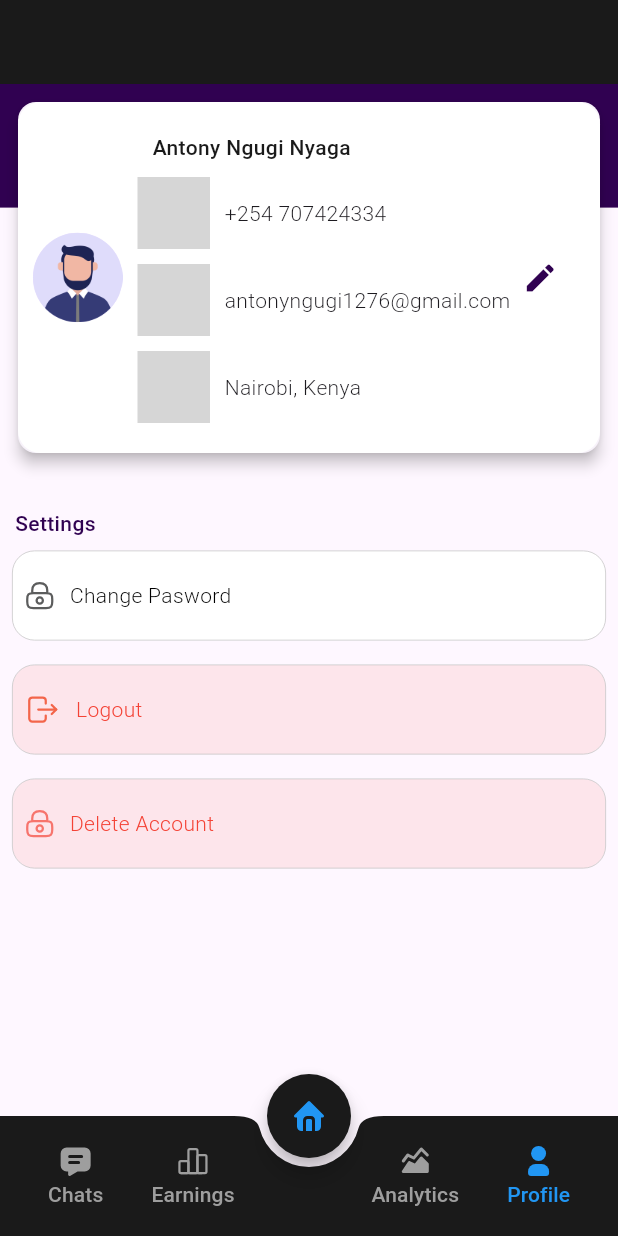
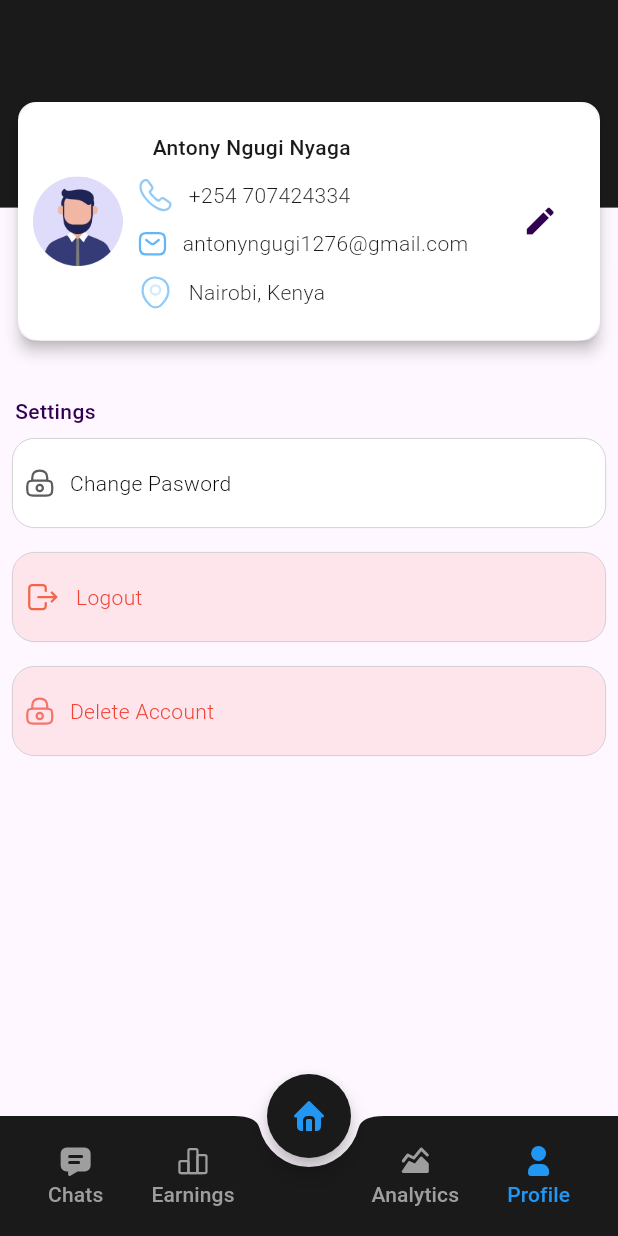
Before and after one commit to AntonyNgugi76/influencer-pro, a Flutter app: the screen it shows after launch, item 4 of the bottom bar chosen, on a phone screen of 412 x 824 dp. Run offline on Flutter 3.47's test engine with Material 3 defaults, Android fonts, the phone set to English and light mode, and no system bars; our stand-ins replace carousel_slider, flutter_svg, sizer, stacked, stacked_services, stacked_shared and 1 more; missing offline and left inert: phyllo_connect; accounts and stored records are empty; grey boxes are pictures that could not be loaded.

Commit message:
fixes UI

```diff
--- a/lib/ui/views/home/home_view.dart
+++ b/lib/ui/views/home/home_view.dart
@@ -112,7 +112,7 @@ class HomeView extends StackedView<WrapperViewModel> {
                       mainAxisAlignment: MainAxisAlignment.spaceBetween,
                       children: [
                         Text(
-                          'Statistics',
+                          'Analytics',
                           style: TextStyle(
                               fontWeight: FontWeight.w500,
                               color: Colors.black,
--- a/lib/ui/views/profile/profile_view.dart
+++ b/lib/ui/views/profile/profile_view.dart
@@ -30,7 +30,7 @@ class ProfileView extends StackedView<ProfileViewModel> {
                 children: [
                   Container(
                     height: MediaQuery.of(context).size.height * 0.1,
-                    decoration: BoxDecoration(color: kcPrimaryColorDark),
+                    decoration: BoxDecoration(color: kcPrimaryColor),
                   ),
                   ProfileCard(),
                 ],
--- a/lib/ui/views/widgets/profile_card.dart
+++ b/lib/ui/views/widgets/profile_card.dart
@@ -56,7 +56,7 @@ class ProfileCard extends StatelessWidget {
                             children: [
                               SvgPicture.asset(
                                 'assets/svgs/call.svg',
-                                color: kcPrimaryColorDark,
+                                color: kcBlueColor,
                               ),
                               horizontalSpaceSmall,
                               Text(
@@ -73,7 +73,7 @@ class ProfileCard extends StatelessWidget {
                             children: [
                               SvgPicture.asset(
                                 'assets/svgs/sms.svg',
-                                color: kcPrimaryColorDark,
+                                color: kcBlueColor,
                               ),
                               horizontalSpaceSmall,
                               Text(
@@ -88,7 +88,7 @@ class ProfileCard extends StatelessWidget {
                             children: [
                               SvgPicture.asset(
                                 'assets/svgs/location.svg',
-                                color: kcPrimaryColorDark,
+                                color: kcBlueColor,
                               ),
                               horizontalSpaceSmall,
                               Text(
```
Also changed, not shown: assets/svgs/call.svg (added), assets/svgs/location.svg (added), assets/svgs/sms.svg (added).
